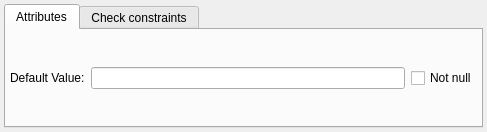
This is libpgmodeler_ui/ui/domainwidget.ui in pgmodeler/pgmodeler as Qt 5 draws it before an edit. The edited form follows.
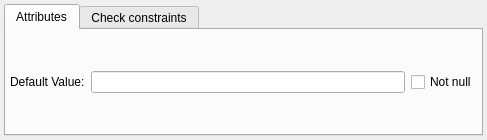
This is the edited form.

Commit message: Enabling quick clear button on several input fields

The edit to the form file:
```diff
--- a/libpgmodeler_ui/ui/domainwidget.ui
+++ b/libpgmodeler_ui/ui/domainwidget.ui
@@ -7,7 +7,7 @@
     <x>0</x>
     <y>0</y>
     <width>487</width>
-    <height>132</height>
+    <height>140</height>
    </rect>
   </property>
   <layout class="QGridLayout" name="domain_grid">
@@ -55,7 +55,11 @@
        <item row="0" column="1">
         <layout class="QHBoxLayout" name="horizontalLayout">
          <item>
-          <widget class="QLineEdit" name="def_value_edt"/>
+          <widget class="QLineEdit" name="def_value_edt">
+           <property name="clearButtonEnabled">
+            <bool>true</bool>
+           </property>
+          </widget>
          </item>
          <item>
           <widget class="QCheckBox" name="not_null_chk">
```
Left out of the diff: 6 changed lines with no effect on the pictures. The commit also changes 26 other files.
